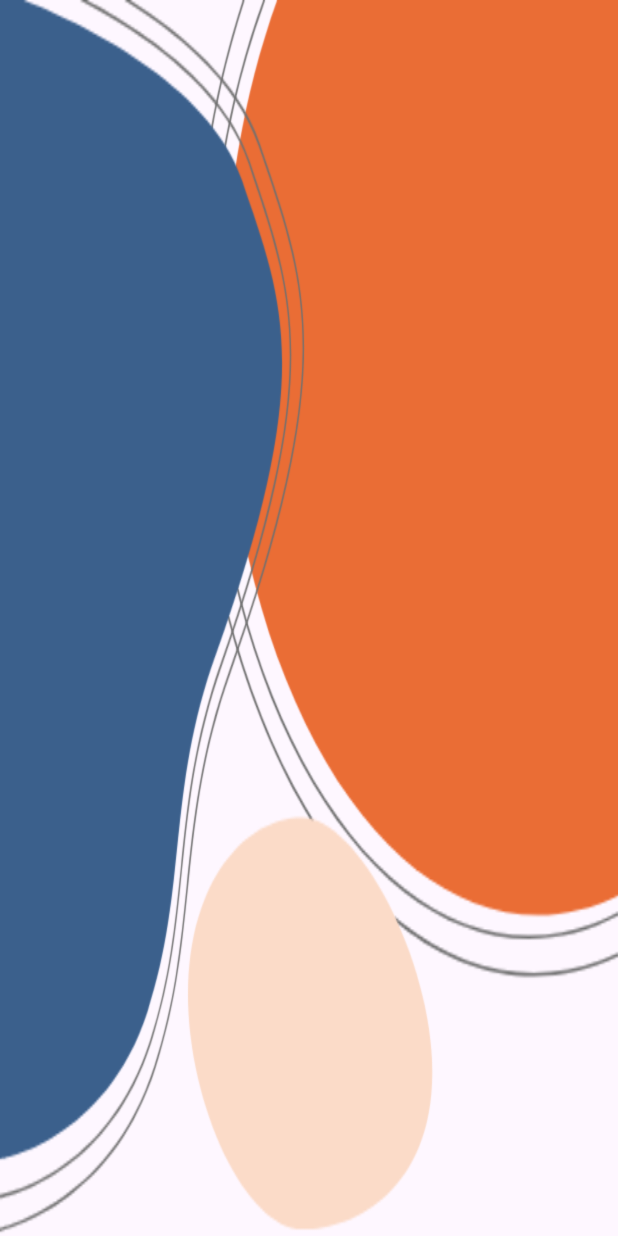
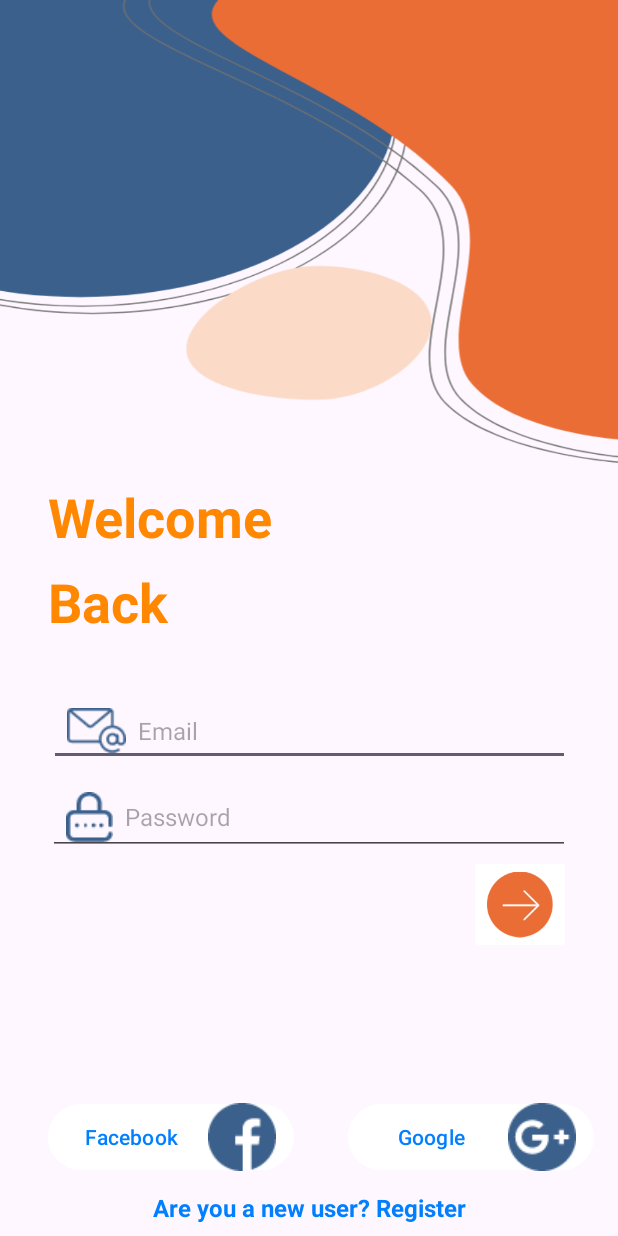
Before and after one commit to TamaOwO/MyApplication2, an Android app: the screen it shows after launch (BTLogin), on a phone screen of 412 x 824 dp. Run offline under Robolectric (Android 15) with nearby library versions, the phone set to English and light mode, and no system bars.

Commit message:
Bài tập Login, Sign in

```diff
--- a/app/src/main/java/com/example/myapplication2/BTLogin.java
+++ b/app/src/main/java/com/example/myapplication2/BTLogin.java
@@ -22,10 +22,5 @@ public class BTLogin extends AppCompatActivity {
             v.setPadding(systemBars.left, systemBars.top, systemBars.right, systemBars.bottom);
             return insets;
         });
-
-        ConstraintLayout bg = (ConstraintLayout)
-                findViewById(R.id.main);
-        bg.setBackgroundColor(Color.BLUE);
-        bg.setBackgroundResource(R.drawable.top_background2);
     }
 }
--- a/app/src/main/res/layout/activity_login.xml
+++ b/app/src/main/res/layout/activity_login.xml
@@ -5,7 +5,137 @@
     android:id="@+id/main"
     android:layout_width="match_parent"
     android:layout_height="match_parent"
-    android:background="@drawable/top_background2"
     tools:context=".BTLogin">
 
+    <EditText
+        android:id="@+id/emailEditText"
+        android:layout_width="347dp"
+        android:layout_height="47dp"
+        android:layout_marginTop="38dp"
+        android:drawableStart="@drawable/email"
+        android:drawablePadding="8dp"
+        android:ems="10"
+        android:hint="Email"
+        android:inputType="textEmailAddress"
+        android:padding="12dp"
+        android:textSize="16dp"
+        app:layout_constraintEnd_toEndOf="parent"
+        app:layout_constraintStart_toStartOf="parent"
+        app:layout_constraintTop_toBottomOf="@+id/backText" />
+
+    <TextView
+        android:id="@+id/welcomeText"
+        android:layout_width="wrap_content"
+        android:layout_height="wrap_content"
+        android:layout_gravity="center_horizontal"
+        android:layout_marginTop="4dp"
+        android:text="Welcome"
+        android:textColor="#ff8800"
+        android:textSize="36sp"
+        android:textStyle="bold"
+        app:layout_constraintEnd_toEndOf="parent"
+        app:layout_constraintHorizontal_bias="0.122"
+        app:layout_constraintStart_toStartOf="parent"
+        app:layout_constraintTop_toBottomOf="@+id/imageView" />
+
+    <TextView
+        android:id="@+id/backText"
+        android:layout_width="wrap_content"
+        android:layout_height="wrap_content"
+        android:layout_gravity="center_horizontal"
+        android:layout_marginTop="8dp"
+        android:text="Back"
+        android:textColor="#ff8800"
+        android:textSize="36sp"
+        android:textStyle="bold"
+        app:layout_constraintEnd_toEndOf="parent"
+        app:layout_constraintHorizontal_bias="0.096"
+        app:layout_constraintStart_toStartOf="parent"
+        app:layout_constraintTop_toBottomOf="@+id/welcomeText" />
+
+    <ImageButton
+        android:id="@+id/imageButton2"
+        android:layout_width="68dp"
+        android:layout_height="66dp"
+        android:backgroundTintMode="screen"
+        android:scaleType="fitCenter"
+        app:layout_constraintEnd_toEndOf="parent"
+        app:layout_constraintHorizontal_bias="0.909"
+        app:layout_constraintStart_toStartOf="parent"
+        app:layout_constraintTop_toBottomOf="@+id/passwordEditText"
+        app:srcCompat="@drawable/btn_arraw1" />
+
+    <EditText
+        android:id="@+id/passwordEditText"
+        android:layout_width="348dp"
+        android:layout_height="51dp"
+        android:layout_marginTop="8dp"
+        android:drawableStart="@drawable/password"
+        android:drawablePadding="8dp"
+        android:ems="10"
+        android:hint="Password"
+        android:inputType="textPassword"
+        android:padding="12dp"
+        android:textSize="16dp"
+        app:layout_constraintEnd_toEndOf="parent"
+        app:layout_constraintStart_toStartOf="parent"
+        app:layout_constraintTop_toBottomOf="@+id/emailEditText" />
+
+    <Button
+        android:id="@+id/btnFacebook"
+        android:layout_width="164dp"
+        android:layout_height="52dp"
+        android:layout_marginStart="32dp"
+        android:layout_marginBottom="40dp"
+        android:backgroundTint="@color/white"
+        android:drawableRight="@drawable/facebook"
+        android:drawablePadding="8dp"
+        android:padding="12dp"
+        android:text="Facebook"
+        android:textColor="#007fff"
+        app:layout_constraintBottom_toBottomOf="parent"
+        app:layout_constraintStart_toStartOf="parent" />
+
+    <Button
+        android:id="@+id/btnGoogle"
+        android:layout_width="164dp"
+        android:layout_height="52dp"
+        android:layout_marginStart="67dp"
+        android:layout_marginEnd="16dp"
+        android:layout_marginBottom="40dp"
+        android:backgroundTint="@color/white"
+        android:drawableRight="@drawable/google"
+        android:drawablePadding="8dp"
+        android:padding="12dp"
+        android:text="Google"
+        android:textColor="#007fff"
+        app:layout_constraintBottom_toBottomOf="parent"
+        app:layout_constraintEnd_toEndOf="parent"
+        app:layout_constraintHorizontal_bias="1.0"
+        app:layout_constraintStart_toEndOf="@+id/btnFacebook" />
+
+    <TextView
+        android:id="@+id/registerText"
+        android:layout_width="wrap_content"
+        android:layout_height="wrap_content"
+        android:layout_gravity="center_horizontal"
+        android:text="Are you a new user? Register"
+        android:textColor="#007fff"
+        android:textSize="16sp"
+        android:textStyle="bold"
+        app:layout_constraintBottom_toBottomOf="parent"
+        app:layout_constraintEnd_toEndOf="parent"
+        app:layout_constraintStart_toStartOf="parent"
+        app:layout_constraintTop_toTopOf="@+id/imageView"
+        app:layout_constraintVertical_bias="0.99" />
+
+    <ImageView
+        android:id="@+id/imageView"
+        android:layout_width="413dp"
+        android:layout_height="316dp"
+        android:background="@drawable/top_background1"
+        app:layout_constraintEnd_toEndOf="parent"
+        app:layout_constraintStart_toStartOf="parent"
+        app:layout_constraintTop_toTopOf="parent" />
+
 </androidx.constraintlayout.widget.ConstraintLayout>
```
